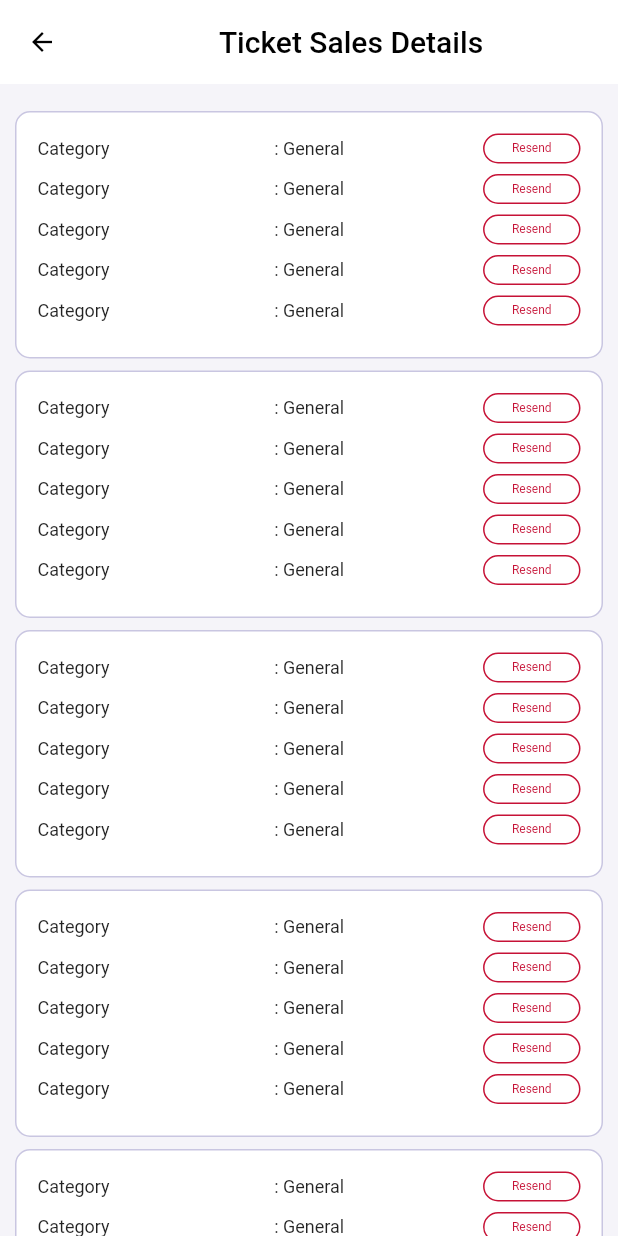
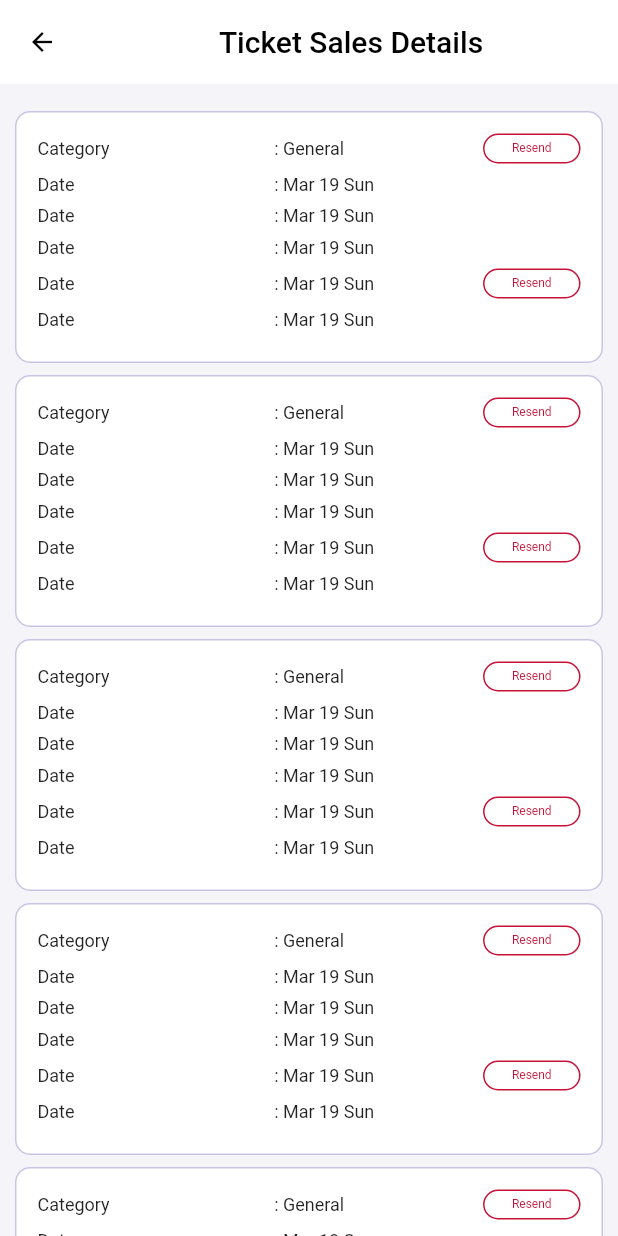
Before and after one commit to ChandraChaan/fun_zip, a Flutter app: the TicketSaleDetailsScreen screen opened by its route, on a phone screen of 412 x 824 dp. Run offline on Flutter 3.47's test engine with Material 2 defaults, Android fonts, the phone set to English and light mode, and no system bars; our stand-ins replace cached_network_image, carousel_slider, country_code_picker, dio, flutter_form_builder, flutter_html and 13 more; missing offline and left inert: comment_tree, qr_code_scanner; accounts and stored records are empty; project files that could hold a hidden picture were left out.

Commit message:
reset API done and sample data changes

```diff
--- a/lib/app/routes/app_pages.dart
+++ b/lib/app/routes/app_pages.dart
@@ -37,7 +37,7 @@ part 'app_routes.dart';
 class AppPages {
   AppPages._();
 
-  static const INITIAL = Routes.SPLASH;
+  static const INITIAL = Routes.TicketSaleDetailsScreen;
 
   static final routes = [
     GetPage(
--- a/lib/sathya/ticket_sale_dettails/ticket_sale_details.dart
+++ b/lib/sathya/ticket_sale_dettails/ticket_sale_details.dart
@@ -4,16 +4,16 @@ import 'package:fun_zippy/app/utilities/extention.dart';
 
 import '../common_container.dart';
 
-class TicketSaleDetailsScreen extends StatefulWidget {
-  const TicketSaleDetailsScreen({super.key});
+class TicketSaleDetailsScreen extends StatelessWidget {
+  static const List listData = [
+    {"name": "Category", "sub": "General", "button": true},
+    {"name": "Date", "sub": "Mar 19 Sun", "button": false},
+    {"name": "Date", "sub": "Mar 19 Sun", "button": false},
+    {"name": "Date", "sub": "Mar 19 Sun", "button": false},
+    {"name": "Date", "sub": "Mar 19 Sun", "button": true},
+    {"name": "Date", "sub": "Mar 19 Sun", "button": false},
+  ];
 
-  @override
-  State<TicketSaleDetailsScreen> createState() =>
-      _TicketSaleDetailsScreenState();
-}
-
-class _TicketSaleDetailsScreenState extends State<TicketSaleDetailsScreen> {
-  // List<String, dynamic> dataList = [{"name"}];
   @override
   Widget build(BuildContext context) {
     return Scaffold(
@@ -54,21 +54,26 @@ class _TicketSaleDetailsScreenState extends State<TicketSaleDetailsScreen> {
                         crossAxisAlignment: CrossAxisAlignment.start,
                         children: [
                           // TODO do add currect list name above used
-                          for (int a = 0; a < 5; a++) ...[
+                          for (int a = 0; a < listData.length; a++) ...[
                             Row(
                               children: [
                                 Expanded(
                                     flex: 17,
-                                    child: Text('Category',
+                                    child: Text('${listData[a]['name']}',
                                         style: TextStyle(fontSize: 12))),
                                 Expanded(
                                   flex: 15,
                                   child: Text(
-                                    ': General',
+                                    ': ${listData[a]['sub']}',
                                     style: TextStyle(fontSize: 12),
                                   ),
                                 ),
-                                Expanded(flex:7, child: CommonContainer()),
+                                Expanded(
+                                    flex: 7,
+                                    child: listData[a]['button'].toString() ==
+                                            'true'
+                                        ? CommonContainer()
+                                        : Container()),
                               ],
                             ),
                             SizedBox(height: 7),
@@ -81,7 +86,7 @@ class _TicketSaleDetailsScreenState extends State<TicketSaleDetailsScreen> {
                           //     ),
                           //     133.width,
                           //     Text(
-                          //       ': Mar 19 Sun',
+                          //       ': ',
                           //       style: TextStyle(fontSize: 12),
                           //     ),
                           //   ],
--- a/pubspec.yaml
+++ b/pubspec.yaml
@@ -34,6 +34,7 @@ dependencies:
   carousel_slider: ^4.2.1
   http: ^1.1.0
   syncfusion_flutter_charts: ^23.1.42
+  qr_code_scanner: ^1.0.1
 
 
 dependency_overrides:
```
Also changed, not shown: lib/sathya/my_events_screen/my_events.dart (+6 -1 lines), lib/sathya/scanner.dart (added, +206 -0 lines), pubspec.lock, 2 other files.
